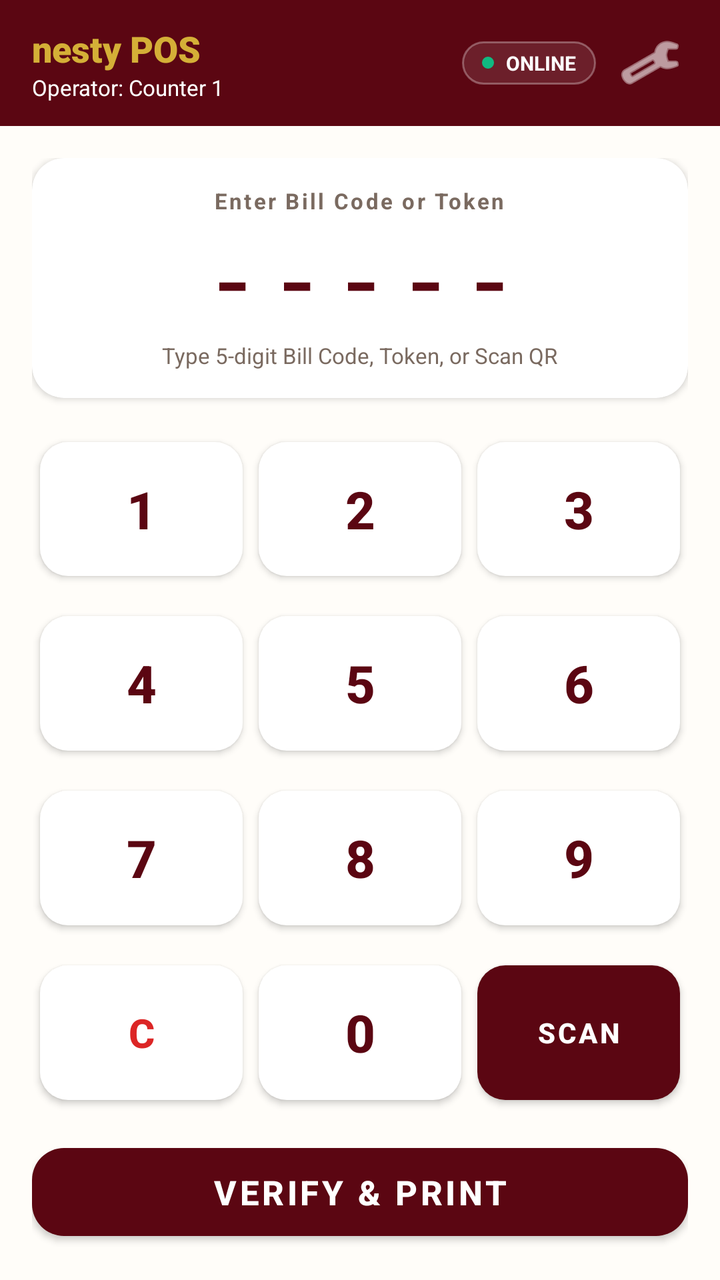
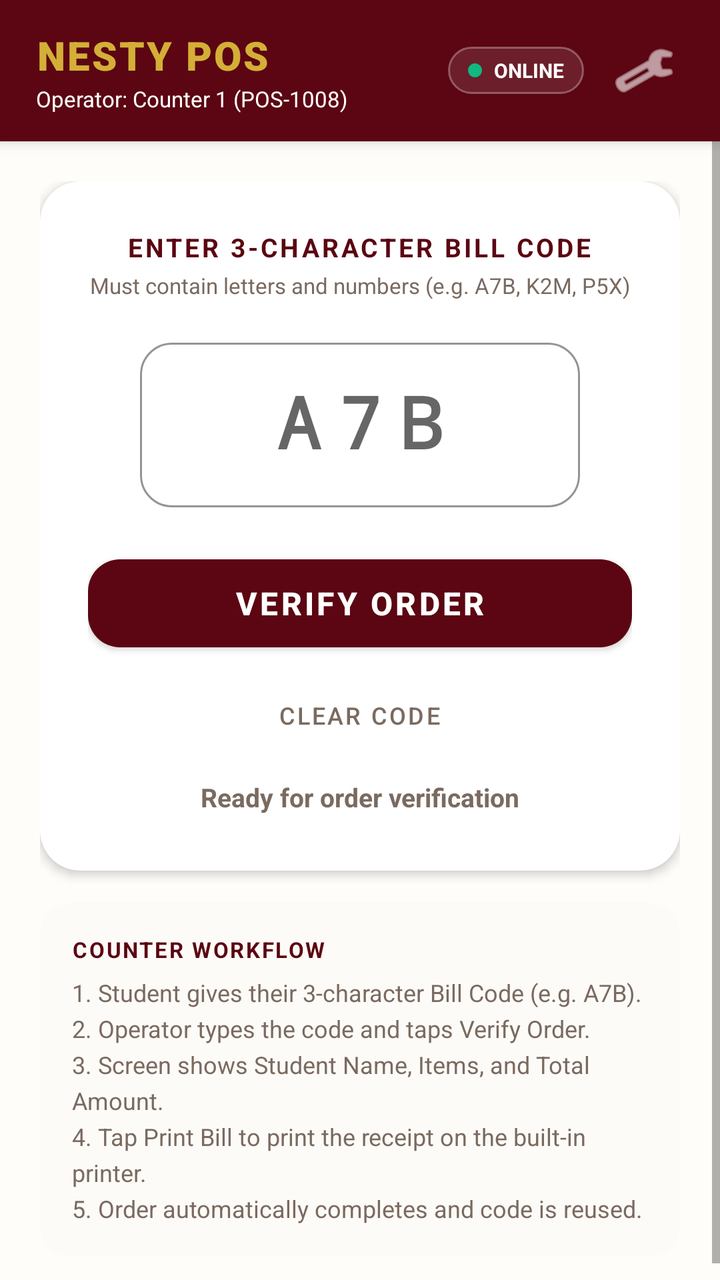

Before-and-after screenshots of an Android layout around one commit, followed by the original layout XML and the change that was made.
<!-- AndroidManifest.xml: application theme Theme.NestyPOS -->
<!-- res/layout/activity_main.xml -->
<?xml version="1.0" encoding="utf-8"?>
<LinearLayout xmlns:android="http://schemas.android.com/apk/res/android"
    xmlns:app="http://schemas.android.com/apk/res-auto"
    android:layout_width="match_parent"
    android:layout_height="match_parent"
    android:orientation="vertical"
    android:background="@color/nesty_cream">

    
    <LinearLayout
        android:layout_width="match_parent"
        android:layout_height="wrap_content"
        android:background="@color/nesty_burgundy"
        android:paddingStart="16dp"
        android:paddingEnd="16dp"
        android:paddingTop="12dp"
        android:paddingBottom="12dp"
        android:orientation="horizontal"
        android:gravity="center_vertical">

        <LinearLayout
            android:layout_width="0dp"
            android:layout_height="wrap_content"
            android:layout_weight="1"
            android:orientation="vertical">

            <TextView
                android:layout_width="wrap_content"
                android:layout_height="wrap_content"
                android:text="nesty POS"
                android:textColor="@color/nesty_gold"
                android:textStyle="bold"
                android:textSize="18sp"
                android:fontFamily="sans-serif-black" />

            <TextView
                android:id="@+id/tvOperatorName"
                android:layout_width="wrap_content"
                android:layout_height="wrap_content"
                android:text="Operator: Counter 1"
                android:textColor="@color/white"
                android:textSize="11sp" />
        </LinearLayout>

        
        <LinearLayout
            android:id="@+id/pillNetworkStatus"
            android:layout_width="wrap_content"
            android:layout_height="wrap_content"
            android:background="@drawable/bg_status_online"
            android:paddingStart="10dp"
            android:paddingEnd="10dp"
            android:paddingTop="4dp"
            android:paddingBottom="4dp"
            android:layout_marginEnd="8dp"
            android:gravity="center_vertical"
            android:orientation="horizontal">

            <View
                android:layout_width="6dp"
                android:layout_height="6dp"
                android:background="@drawable/ic_dot_green"
                android:layout_marginEnd="6dp" />

            <TextView
                android:id="@+id/tvNetworkStatus"
                android:layout_width="wrap_content"
                android:layout_height="wrap_content"
                android:text="ONLINE"
                android:textColor="@color/white"
                android:textStyle="bold"
                android:textSize="10sp" />
        </LinearLayout>

        
        <ImageButton
            android:id="@+id/btnSettings"
            android:layout_width="38dp"
            android:layout_height="38dp"
            android:background="?attr/selectableItemBackgroundBorderless"
            android:src="@android:drawable/ic_menu_preferences"
            app:tint="@color/white"
            android:contentDescription="Settings" />
    </LinearLayout>

    
    <LinearLayout
        android:layout_width="match_parent"
        android:layout_height="0dp"
        android:layout_weight="1"
        android:orientation="vertical"
        android:padding="16dp">

        
        <androidx.cardview.widget.CardView
            android:layout_width="match_parent"
            android:layout_height="wrap_content"
            app:cardCornerRadius="16dp"
            app:cardElevation="2dp"
            app:cardBackgroundColor="@color/white"
            android:layout_marginBottom="12dp">

            <LinearLayout
                android:layout_width="match_parent"
                android:layout_height="wrap_content"
                android:orientation="vertical"
                android:padding="14dp"
                android:gravity="center">

                <TextView
                    android:layout_width="wrap_content"
                    android:layout_height="wrap_content"
                    android:text="@string/keypad_title"
                    android:textColor="@color/nesty_text_secondary"
                    android:textSize="11sp"
                    android:textStyle="bold"
                    android:letterSpacing="0.1" />

                
                <TextView
                    android:id="@+id/tvCodeDisplay"
                    android:layout_width="match_parent"
                    android:layout_height="wrap_content"
                    android:text="-----"
                    android:textColor="@color/nesty_burgundy"
                    android:textSize="38sp"
                    android:textStyle="bold"
                    android:fontFamily="monospace"
                    android:gravity="center"
                    android:paddingTop="6dp"
                    android:paddingBottom="6dp"
                    android:letterSpacing="0.25" />

                <TextView
                    android:id="@+id/tvStatusMessage"
                    android:layout_width="wrap_content"
                    android:layout_height="wrap_content"
                    android:text="Type 5-digit Bill Code, Token, or Scan QR"
                    android:textColor="@color/nesty_text_secondary"
                    android:textSize="11sp" />
            </LinearLayout>
        </androidx.cardview.widget.CardView>

        
        <GridLayout
            android:layout_width="match_parent"
            android:layout_height="0dp"
            android:layout_weight="1"
            android:columnCount="3"
            android:rowCount="4"
            android:alignmentMode="alignMargins">

            
            <Button
                android:id="@+id/btn1"
                style="@style/KeypadButton"
                android:text="1" />
            <Button
                android:id="@+id/btn2"
                style="@style/KeypadButton"
                android:text="2" />
            <Button
                android:id="@+id/btn3"
                style="@style/KeypadButton"
                android:text="3" />

            
            <Button
                android:id="@+id/btn4"
                style="@style/KeypadButton"
                android:text="4" />
            <Button
                android:id="@+id/btn5"
                style="@style/KeypadButton"
                android:text="5" />
            <Button
                android:id="@+id/btn6"
                style="@style/KeypadButton"
                android:text="6" />

            
            <Button
                android:id="@+id/btn7"
                style="@style/KeypadButton"
                android:text="7" />
            <Button
                android:id="@+id/btn8"
                style="@style/KeypadButton"
                android:text="8" />
            <Button
                android:id="@+id/btn9"
                style="@style/KeypadButton"
                android:text="9" />

            
            <Button
                android:id="@+id/btnClear"
                style="@style/KeypadButtonClear"
                android:text="C" />
            <Button
                android:id="@+id/btn0"
                style="@style/KeypadButton"
                android:text="0" />
            <Button
                android:id="@+id/btnScan"
                style="@style/KeypadButtonScan"
                android:text="SCAN" />
        </GridLayout>

        
        <com.google.android.material.button.MaterialButton
            android:id="@+id/btnVerify"
            android:layout_width="match_parent"
            android:layout_height="56dp"
            android:text="@string/btn_verify"
            android:textColor="@color/white"
            android:textSize="17sp"
            android:textStyle="bold"
            app:cornerRadius="16dp"
            app:backgroundTint="@color/nesty_burgundy"
            android:layout_marginTop="8dp" />

    </LinearLayout>

</LinearLayout>
<!-- resources referenced by this layout -->
<resources>
  <color name="nesty_burgundy">#5B0612</color>
  <color name="nesty_cream">#FFFDF9</color>
  <color name="nesty_gold">#D4AF37</color>
  <color name="nesty_text_secondary">#7A6A60</color>
  <color name="white">#FFFFFF</color>
  <!-- drawable bg_status_online (drawable) -->
  <?xml version="1.0" encoding="utf-8"?>
  <shape xmlns:android="http://schemas.android.com/apk/res/android"
      android:shape="rectangle">
      <solid android:color="#1AFFFFFF" />
      <stroke android:width="1dp" android:color="#4DFFFFFF" />
      <corners android:radius="12dp" />
  </shape>
  <!-- drawable ic_dot_green (drawable) -->
  <?xml version="1.0" encoding="utf-8"?>
  <shape xmlns:android="http://schemas.android.com/apk/res/android"
      android:shape="oval">
      <solid android:color="#10B981" />
  </shape>
  <string name="btn_verify">Verify &amp; Print</string>
  <string name="keypad_title">Enter Bill Code or Token</string>
  <style name="KeypadButton" parent="Widget.MaterialComponents.Button">
          <item name="android:layout_width">0dp</item>
          <item name="android:layout_height">0dp</item>
          <item name="android:layout_columnWeight">1</item>
          <item name="android:layout_rowWeight">1</item>
          <item name="android:layout_margin">4dp</item>
          <item name="android:textSize">26sp</item>
          <item name="android:textStyle">bold</item>
          <item name="android:textColor">@color/nesty_burgundy</item>
          <item name="backgroundTint">@color/white</item>
          <item name="cornerRadius">14dp</item>
          <item name="elevation">2dp</item>
      </style>
  <style name="KeypadButtonClear" parent="KeypadButton">
          <item name="android:textColor">@color/nesty_error</item>
          <item name="android:textSize">20sp</item>
      </style>
  <style name="KeypadButtonScan" parent="KeypadButton">
          <item name="android:textColor">@color/white</item>
          <item name="android:textSize">14sp</item>
          <item name="backgroundTint">@color/nesty_burgundy</item>
      </style>
  <style name="Theme.NestyPOS" parent="Theme.MaterialComponents.DayNight.NoActionBar">
          <item name="colorPrimary">@color/nesty_burgundy</item>
          <item name="colorPrimaryVariant">@color/nesty_burgundy_dark</item>
          <item name="colorOnPrimary">@color/white</item>
          <item name="colorSecondary">@color/nesty_gold</item>
          <item name="colorSecondaryVariant">@color/nesty_gold</item>
          <item name="colorOnSecondary">@color/nesty_burgundy_dark</item>
          <item name="android:statusBarColor">@color/nesty_burgundy_dark</item>
          <item name="android:windowBackground">@color/nesty_cream</item>
      </style>
  <color name="nesty_error">#DC2626</color>
  <color name="nesty_burgundy_dark">#3D040C</color>
</resources>

<!-- the commit's change to res/layout/activity_main.xml (unified diff, before → after) -->
@@ -11,12 +11,13 @@
         android:layout_width="match_parent"
         android:layout_height="wrap_content"
         android:background="@color/nesty_burgundy"
-        android:paddingStart="16dp"
-        android:paddingEnd="16dp"
-        android:paddingTop="12dp"
-        android:paddingBottom="12dp"
+        android:paddingStart="18dp"
+        android:paddingEnd="18dp"
+        android:paddingTop="14dp"
+        android:paddingBottom="14dp"
         android:orientation="horizontal"
-        android:gravity="center_vertical">
+        android:gravity="center_vertical"
+        android:elevation="4dp">
 
         <LinearLayout
             android:layout_width="0dp"
@@ -27,19 +28,21 @@
             <TextView
                 android:layout_width="wrap_content"
                 android:layout_height="wrap_content"
-                android:text="nesty POS"
+                android:text="NESTY POS"
                 android:textColor="@color/nesty_gold"
                 android:textStyle="bold"
-                android:textSize="18sp"
-                android:fontFamily="sans-serif-black" />
+                android:textSize="20sp"
+                android:fontFamily="sans-serif-black"
+                android:letterSpacing="0.05" />
 
             <TextView
                 android:id="@+id/tvOperatorName"
                 android:layout_width="wrap_content"
                 android:layout_height="wrap_content"
-                android:text="Operator: Counter 1"
+                android:text="Operator: Counter 1 (POS-1008)"
                 android:textColor="@color/white"
-                android:textSize="11sp" />
+                android:textSize="11sp"
+                android:layout_marginTop="1dp" />
         </LinearLayout>
 
         
@@ -50,15 +53,15 @@
             android:background="@drawable/bg_status_online"
             android:paddingStart="10dp"
             android:paddingEnd="10dp"
-            android:paddingTop="4dp"
-            android:paddingBottom="4dp"
-            android:layout_marginEnd="8dp"
+            android:paddingTop="5dp"
+            android:paddingBottom="5dp"
+            android:layout_marginEnd="10dp"
             android:gravity="center_vertical"
             android:orientation="horizontal">
 
             <View
-                android:layout_width="6dp"
-                android:layout_height="6dp"
+                android:layout_width="7dp"
+                android:layout_height="7dp"
                 android:background="@drawable/ic_dot_green"
                 android:layout_marginEnd="6dp" />
 
@@ -75,8 +78,8 @@
         
         <ImageButton
             android:id="@+id/btnSettings"
-            android:layout_width="38dp"
-            android:layout_height="38dp"
+            android:layout_width="40dp"
+            android:layout_height="40dp"
             android:background="?attr/selectableItemBackgroundBorderless"
             android:src="@android:drawable/ic_menu_preferences"
             app:tint="@color/white"
@@ -84,142 +87,159 @@
     </LinearLayout>
 
     
-    <LinearLayout
+    <ScrollView
         android:layout_width="match_parent"
-        android:layout_height="0dp"
-        android:layout_weight="1"
-        android:orientation="vertical"
-        android:padding="16dp">
-
-        
-        <androidx.cardview.widget.CardView
+        android:layout_height="match_parent"
+        android:fillViewport="true">
+
+        <LinearLayout
             android:layout_width="match_parent"
             android:layout_height="wrap_content"
-            app:cardCornerRadius="16dp"
-            app:cardElevation="2dp"
-            app:cardBackgroundColor="@color/white"
-            android:layout_marginBottom="12dp">
-
-            <LinearLayout
+            android:orientation="vertical"
+            android:padding="20dp"
+            android:gravity="center_horizontal">
+
+            
+            <androidx.cardview.widget.CardView
                 android:layout_width="match_parent"
                 android:layout_height="wrap_content"
-                android:orientation="vertical"
-                android:padding="14dp"
-                android:gravity="center">
-
-                <TextView
-                    android:layout_width="wrap_content"
-                    android:layout_height="wrap_content"
-                    android:text="@string/keypad_title"
-                    android:textColor="@color/nesty_text_secondary"
-                    android:textSize="11sp"
-                    android:textStyle="bold"
-                    android:letterSpacing="0.1" />
-
-                
-                <TextView
-                    android:id="@+id/tvCodeDisplay"
+                app:cardCornerRadius="20dp"
+                app:cardElevation="3dp"
+                app:cardBackgroundColor="@color/white"
+                android:layout_marginBottom="16dp">
+
+                <LinearLayout
                     android:layout_width="match_parent"
                     android:layout_height="wrap_content"
-                    android:text="-----"
-                    android:textColor="@color/nesty_burgundy"
-                    android:textSize="38sp"
-                    android:textStyle="bold"
-                    android:fontFamily="monospace"
-                    android:gravity="center"
-                    android:paddingTop="6dp"
-                    android:paddingBottom="6dp"
-                    android:letterSpacing="0.25" />
-
-                <TextView
-                    android:id="@+id/tvStatusMessage"
-                    android:layout_width="wrap_content"
+                    android:orientation="vertical"
+                    android:padding="24dp"
+                    android:gravity="center">
+
+                    <TextView
+                        android:layout_width="wrap_content"
+                        android:layout_height="wrap_content"
+                        android:text="ENTER 3-CHARACTER BILL CODE"
+                        android:textColor="@color/nesty_burgundy"
+                        android:textSize="13sp"
+                        android:textStyle="bold"
+                        android:letterSpacing="0.1" />
+
+                    <TextView
+                        android:layout_width="wrap_content"
+                        android:layout_height="wrap_content"
+                        android:text="Must contain letters and numbers (e.g. A7B, K2M, P5X)"
+                        android:textColor="@color/nesty_text_secondary"
+                        android:textSize="11sp"
+                        android:layout_marginTop="3dp" />
+
+                    
+                    <com.google.android.material.textfield.TextInputLayout
+                        android:id="@+id/tilBillCode"
+                        style="@style/Widget.MaterialComponents.TextInputLayout.OutlinedBox"
+                        android:layout_width="220dp"
+                        android:layout_height="wrap_content"
+                        android:layout_marginTop="16dp"
+                        android:layout_marginBottom="12dp"
+                        app:boxStrokeColor="@color/nesty_burgundy"
+                        app:boxCornerRadiusTopStart="16dp"
+                        app:boxCornerRadiusTopEnd="16dp"
+                        app:boxCornerRadiusBottomStart="16dp"
+                        app:boxCornerRadiusBottomEnd="16dp"
+                        app:endIconMode="clear_text">
+
+                        <com.google.android.material.textfield.TextInputEditText
+                            android:id="@+id/etBillCode"
+                            android:layout_width="match_parent"
+                            android:layout_height="wrap_content"
+                            android:maxLength="3"
+                            android:maxLines="1"
+                            android:singleLine="true"
+                            android:inputType="textCapCharacters|textNoSuggestions"
+                            android:hint="A7B"
+                            android:gravity="center"
+                            android:textAlignment="center"
+                            android:textSize="36sp"
+                            android:textStyle="bold"
+                            android:fontFamily="monospace"
+                            android:letterSpacing="0.25"
+                            android:textColor="@color/nesty_burgundy" />
+                    </com.google.android.material.textfield.TextInputLayout>
+
+                    
+                    <com.google.android.material.button.MaterialButton
+                        android:id="@+id/btnVerify"
+                        android:layout_width="match_parent"
+                        android:layout_height="56dp"
+                        android:text="VERIFY ORDER"
+                        android:textColor="@color/white"
+                        android:textSize="16sp"
+                        android:textStyle="bold"
+                        app:cornerRadius="16dp"
+                        app:backgroundTint="@color/nesty_burgundy"
+                        android:layout_marginTop="8dp" />
+
+                    
+                    <com.google.android.material.button.MaterialButton
+                        android:id="@+id/btnClear"
+                        style="@style/Widget.MaterialComponents.Button.TextButton"
+                        android:layout_width="wrap_content"
+                        android:layout_height="wrap_content"
+                        android:text="Clear Code"
+                        android:textColor="@color/nesty_text_secondary"
+                        android:textSize="12sp"
+                        android:layout_marginTop="4dp" />
+
+                    
+                    <TextView
+                        android:id="@+id/tvStatusMessage"
+                        android:layout_width="match_parent"
+                        android:layout_height="wrap_content"
+                        android:text="Ready for order verification"
+                        android:textColor="@color/nesty_text_secondary"
+                        android:textSize="13sp"
+                        android:gravity="center"
+                        android:textStyle="bold"
+                        android:paddingTop="8dp"
+                        android:paddingBottom="4dp" />
+
+                </LinearLayout>
+            </androidx.cardview.widget.CardView>
+
+            
+            <androidx.cardview.widget.CardView
+                android:layout_width="match_parent"
+                android:layout_height="wrap_content"
+                app:cardCornerRadius="16dp"
+                app:cardElevation="1dp"
+                app:cardBackgroundColor="@color/nesty_cream_surface">
+
+                <LinearLayout
+                    android:layout_width="match_parent"
                     android:layout_height="wrap_content"
-                    android:text="Type 5-digit Bill Code, Token, or Scan QR"
-                    android:textColor="@color/nesty_text_secondary"
-                    android:textSize="11sp" />
-            </LinearLayout>
-        </androidx.cardview.widget.CardView>
-
-        
-        <GridLayout
-            android:layout_width="match_parent"
-            android:layout_height="0dp"
-            android:layout_weight="1"
-            android:columnCount="3"
-            android:rowCount="4"
-            android:alignmentMode="alignMargins">
-
-            
-            <Button
-                android:id="@+id/btn1"
-                style="@style/KeypadButton"
-                android:text="1" />
-            <Button
-                android:id="@+id/btn2"
-                style="@style/KeypadButton"
-                android:text="2" />
-            <Button
-                android:id="@+id/btn3"
-                style="@style/KeypadButton"
-                android:text="3" />
-
-            
-            <Button
-                android:id="@+id/btn4"
-                style="@style/KeypadButton"
-                android:text="4" />
-            <Button
-                android:id="@+id/btn5"
-                style="@style/KeypadButton"
-                android:text="5" />
-            <Button
-                android:id="@+id/btn6"
-                style="@style/KeypadButton"
-                android:text="6" />
-
-            
-            <Button
-                android:id="@+id/btn7"
-                style="@style/KeypadButton"
-                android:text="7" />
-            <Button
-                android:id="@+id/btn8"
-                style="@style/KeypadButton"
-                android:text="8" />
-            <Button
-                android:id="@+id/btn9"
-                style="@style/KeypadButton"
-                android:text="9" />
-
-            
-            <Button
-                android:id="@+id/btnClear"
-                style="@style/KeypadButtonClear"
-                android:text="C" />
-            <Button
-                android:id="@+id/btn0"
-                style="@style/KeypadButton"
-                android:text="0" />
-            <Button
-                android:id="@+id/btnScan"
-                style="@style/KeypadButtonScan"
-                android:text="SCAN" />
-        </GridLayout>
-
-        
-        <com.google.android.material.button.MaterialButton
-            android:id="@+id/btnVerify"
-            android:layout_width="match_parent"
-            android:layout_height="56dp"
-            android:text="@string/btn_verify"
-            android:textColor="@color/white"
-            android:textSize="17sp"
-            android:textStyle="bold"
-            app:cornerRadius="16dp"
-            app:backgroundTint="@color/nesty_burgundy"
-            android:layout_marginTop="8dp" />
-
-    </LinearLayout>
+                    android:orientation="vertical"
+                    android:padding="16dp">
+
+                    <TextView
+                        android:layout_width="wrap_content"
+                        android:layout_height="wrap_content"
+                        android:text="COUNTER WORKFLOW"
+                        android:textColor="@color/nesty_burgundy"
+                        android:textSize="11sp"
+                        android:textStyle="bold"
+                        android:letterSpacing="0.08" />
+
+                    <TextView
+                        android:layout_width="wrap_content"
+                        android:layout_height="wrap_content"
+                        android:text="1. Student gives their 3-character Bill Code (e.g. A7B).\n2. Operator types the code and taps Verify Order.\n3. Screen shows Student Name, Items, and Total Amount.\n4. Tap Print Bill to print the receipt on the built-in printer.\n5. Order automatically completes and code is reused."
+                        android:textColor="@color/nesty_text_secondary"
+                        android:textSize="12sp"
+                        android:lineSpacingExtra="4dp"
+                        android:layout_marginTop="6dp" />
+                </LinearLayout>
+            </androidx.cardview.widget.CardView>
+
+        </LinearLayout>
+    </ScrollView>
 
 </LinearLayout>
<!-- resource entries referenced after the edit -->
@@ -2,6 +2,7 @@
 <resources>
   <color name="nesty_burgundy">#5B0612</color>
   <color name="nesty_cream">#FFFDF9</color>
+  <color name="nesty_cream_surface">#FDFBF7</color>
   <color name="nesty_gold">#D4AF37</color>
   <color name="nesty_text_secondary">#7A6A60</color>
   <color name="white">#FFFFFF</color>
@@ -19,30 +20,6 @@
       android:shape="oval">
       <solid android:color="#10B981" />
   </shape>
-  <string name="btn_verify">Verify &amp; Print</string>
-  <string name="keypad_title">Enter Bill Code or Token</string>
-  <style name="KeypadButton" parent="Widget.MaterialComponents.Button">
-          <item name="android:layout_width">0dp</item>
-          <item name="android:layout_height">0dp</item>
-          <item name="android:layout_columnWeight">1</item>
-          <item name="android:layout_rowWeight">1</item>
-          <item name="android:layout_margin">4dp</item>
-          <item name="android:textSize">26sp</item>
-          <item name="android:textStyle">bold</item>
-          <item name="android:textColor">@color/nesty_burgundy</item>
-          <item name="backgroundTint">@color/white</item>
-          <item name="cornerRadius">14dp</item>
-          <item name="elevation">2dp</item>
-      </style>
-  <style name="KeypadButtonClear" parent="KeypadButton">
-          <item name="android:textColor">@color/nesty_error</item>
-          <item name="android:textSize">20sp</item>
-      </style>
-  <style name="KeypadButtonScan" parent="KeypadButton">
-          <item name="android:textColor">@color/white</item>
-          <item name="android:textSize">14sp</item>
-          <item name="backgroundTint">@color/nesty_burgundy</item>
-      </style>
   <style name="Theme.NestyPOS" parent="Theme.MaterialComponents.DayNight.NoActionBar">
           <item name="colorPrimary">@color/nesty_burgundy</item>
           <item name="colorPrimaryVariant">@color/nesty_burgundy_dark</item>
@@ -53,7 +30,6 @@
           <item name="android:statusBarColor">@color/nesty_burgundy_dark</item>
           <item name="android:windowBackground">@color/nesty_cream</item>
       </style>
-  <color name="nesty_error">#DC2626</color>
   <color name="nesty_burgundy_dark">#3D040C</color>
 </resources>
 
